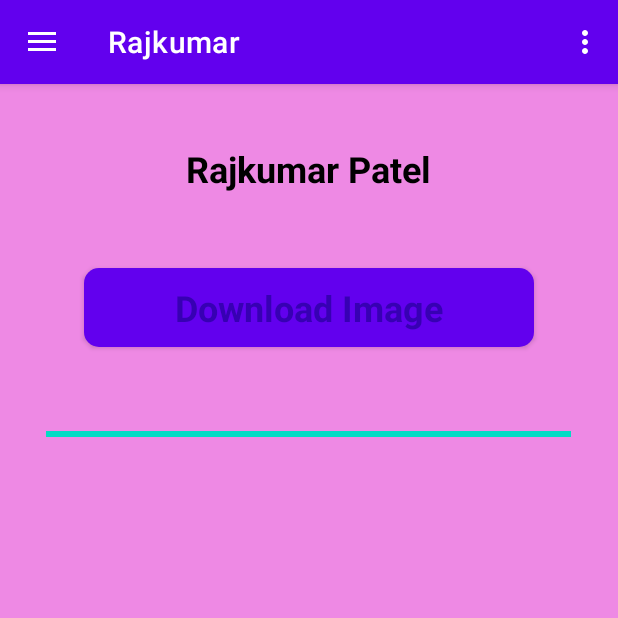
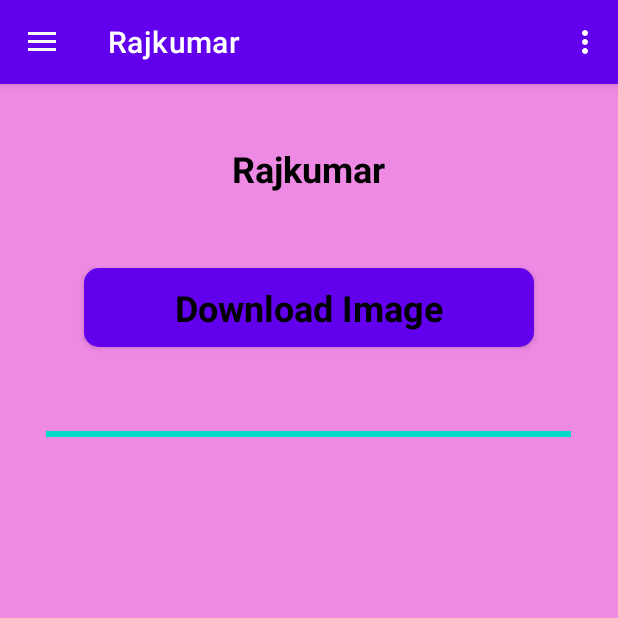
Before and after one commit to RajkumarPatel28/RajkumarPatelAssign3, an Android app: the screen it shows after launch (RajkumarActivity), in the side drawer, after a tap on "Rajkumar", on a phone screen of 412 x 824 dp, the top half of it. Run offline under Robolectric (Android 15) with nearby library versions, the phone set to English and light mode, and no system bars; our stand-ins replace navigation-ui.

Commit message:
RajDown Activity
- Added string to prevent hard coding
- Changed the style colour for button

```diff
--- a/rajkumarlab3/src/main/java/rajkumar/patel/n01289472/DatePick.java
+++ b/rajkumarlab3/src/main/java/rajkumar/patel/n01289472/DatePick.java
@@ -10,6 +10,10 @@ import androidx.annotation.Nullable;
 import androidx.fragment.app.DialogFragment;
 
 import java.util.Calendar;
+
+//Name: Rajkumar Patel
+//Student ID: N01289472
+//Section: RNA
 
 public class DatePick extends DialogFragment {
 
--- a/rajkumarlab3/src/main/res/layout/raj_down.xml
+++ b/rajkumarlab3/src/main/res/layout/raj_down.xml
@@ -16,7 +16,7 @@
         android:layout_gravity="center"
         android:layout_marginTop="40dip"
         style="@style/TextStyle"
-        android:text="@string/fullname_tv" />
+        android:text="@string/firstname_tv" />
 
     <Button
         android:id="@+id/rajBtn"
@@ -25,7 +25,7 @@
         android:layout_marginTop="50dip"
         android:layout_gravity="center"
         style="@style/ButtonStyle"
-        android:text="Download Image" />
+        android:text="@string/downloadbtn" />
 
     <ProgressBar
         android:id="@+id/rajPbar"
--- a/rajkumarlab3/src/main/res/values/strings.xml
+++ b/rajkumarlab3/src/main/res/values/strings.xml
@@ -20,6 +20,9 @@
     <string name="course_selected">Course Selected</string>
     <string name="date_selected">Date Selected</string>
     <string name="dialog_messageok">Ok</string>
+    <string name="firstname_tv">Rajkumar</string>
+    <string name="lastname_tv">Patel</string>
+    <string name="downloadbtn">Download Image</string>
 
     <string-array name="course_list">
         <item>CENG 317</item>
--- a/rajkumarlab3/src/main/res/values/styles.xml
+++ b/rajkumarlab3/src/main/res/values/styles.xml
@@ -9,7 +9,7 @@
     <style name="ButtonStyle" parent="@android:style/Widget.Button">
         <item name="android:textSize">24sp</item>
         <item name="android:textStyle">bold</item>
-        <item name="android:textColor">@color/colorPrimaryDark</item>
+        <item name="android:textColor">@color/black</item>
         <item name="android:background">@drawable/button_design</item>
     </style>
 
```
